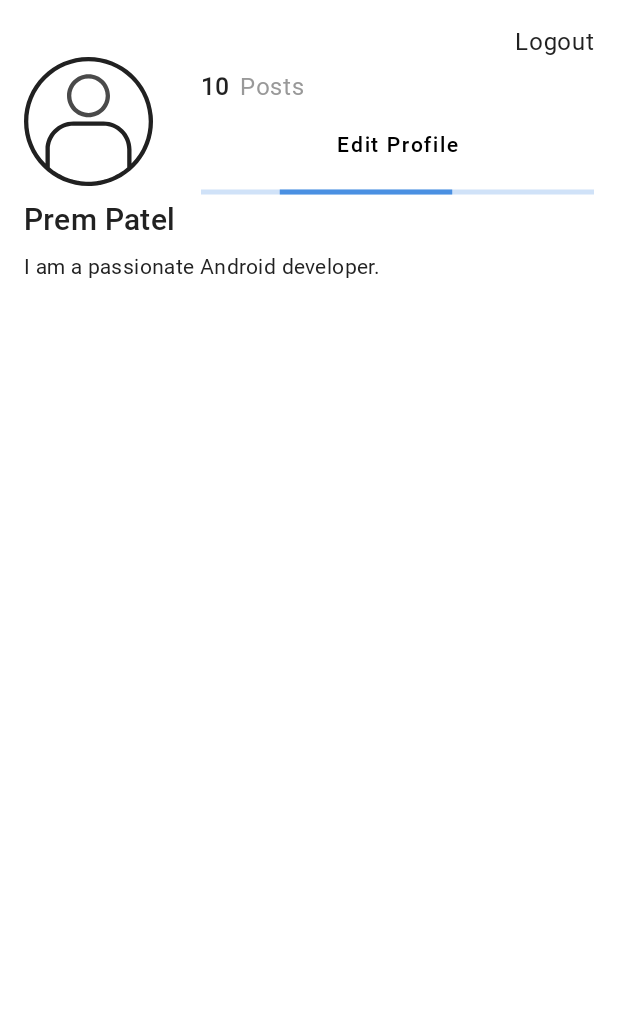
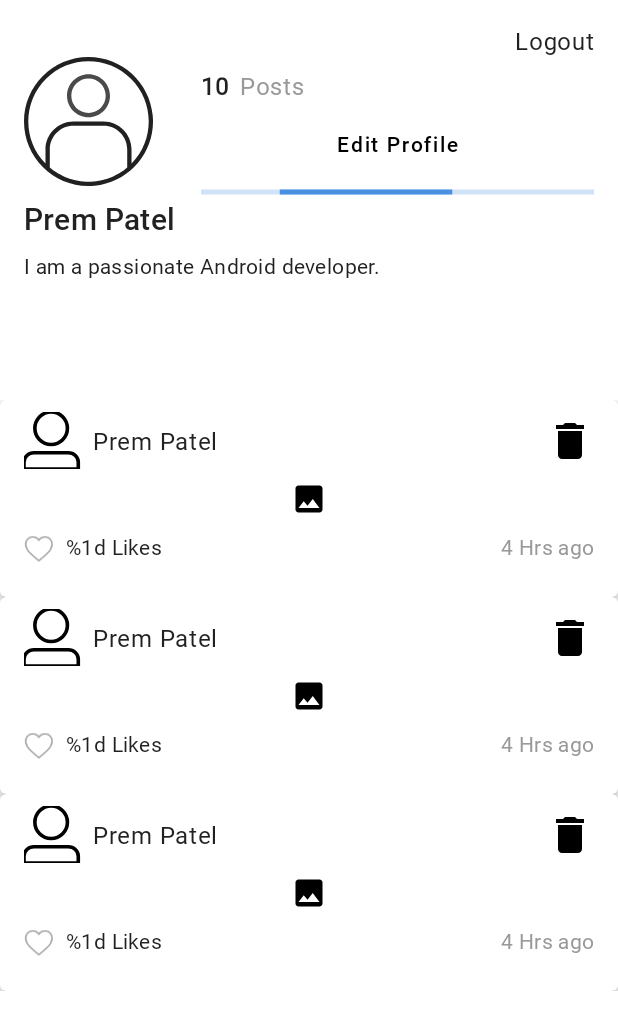
Before and after one commit to pr656d/Instagram-Project, an Android app: the layout fragment_profile.xml on its own in the app's theme, with its tools: preview values and no code run, on a phone screen of 412 x 824 dp. Shown: the top 1030 px of the screen. Run offline under Robolectric (Android 15) with nearby library versions, the phone set to English and light mode, and no system bars.

Commit message:
Design part done for my posts

```diff
--- a/app/src/main/java/com/mindorks/bootcamp/instagram/ui/profile/ProfileFragment.kt
+++ b/app/src/main/java/com/mindorks/bootcamp/instagram/ui/profile/ProfileFragment.kt
@@ -129,7 +129,7 @@ class ProfileFragment : BaseFragment<ProfileViewModel>() {
         })
 
         viewModel.bio.observe(this, Observer {
-            tvTagline.text = it
+            tvBio.text = it
         })
 
         viewModel.loggingIn.observe(this, Observer {
--- /dev/null
+++ b/app/src/main/res/drawable/ic_delete.xml
@@ -0,0 +1,9 @@
+<vector xmlns:android="http://schemas.android.com/apk/res/android"
+        android:width="24dp"
+        android:height="24dp"
+        android:viewportWidth="24.0"
+        android:viewportHeight="24.0">
+    <path
+        android:fillColor="#FF000000"
+        android:pathData="M6,19c0,1.1 0.9,2 2,2h8c1.1,0 2,-0.9 2,-2V7H6v12zM19,4h-3.5l-1,-1h-5l-1,1H5v2h14V4z"/>
+</vector>
--- a/app/src/main/res/layout/activity_splash.xml
+++ b/app/src/main/res/layout/activity_splash.xml
@@ -1,12 +1,11 @@
 <?xml version="1.0" encoding="utf-8"?>
-<androidx.constraintlayout.widget.ConstraintLayout xmlns:app="http://schemas.android.com/apk/res-auto"
+<androidx.constraintlayout.widget.ConstraintLayout xmlns:android="http://schemas.android.com/apk/res/android"
+    xmlns:app="http://schemas.android.com/apk/res-auto"
     xmlns:tools="http://schemas.android.com/tools"
-        xmlns:android="http://schemas.android.com/apk/res/android"
-        android:layout_width="match_parent"
-        android:layout_height="match_parent"
-        tools:context=".ui.splash.SplashActivity">
+    android:layout_width="match_parent"
+    android:layout_height="match_parent"
+    tools:context=".ui.splash.SplashActivity">
 
-    <!--TODO: Add the design-->
     <ImageView
         android:id="@+id/imageView2"
         android:layout_width="0dp"
@@ -15,5 +14,6 @@
         app:layout_constraintEnd_toEndOf="parent"
         app:layout_constraintStart_toStartOf="parent"
         app:layout_constraintTop_toTopOf="parent"
-        app:srcCompat="@drawable/instagram_logo" />
+        app:srcCompat="@drawable/instagram_logo"
+        tools:ignore="ContentDescription" />
 </androidx.constraintlayout.widget.ConstraintLayout>
--- a/app/src/main/res/layout/fragment_profile.xml
+++ b/app/src/main/res/layout/fragment_profile.xml
@@ -80,15 +80,16 @@
         app:layout_constraintTop_toTopOf="@+id/tvPostCount" />
 
     <TextView
-        android:id="@+id/tvTagline"
+        android:id="@+id/tvBio"
         style="@style/AppTheme.Body2"
         android:layout_width="0dp"
         android:layout_height="wrap_content"
+        android:lines="5"
         android:layout_marginTop="8dp"
         app:layout_constraintEnd_toEndOf="@+id/tvLogout"
         app:layout_constraintStart_toStartOf="@+id/ivProfile"
         app:layout_constraintTop_toBottomOf="@+id/tvName"
-        tools:text="I am a passionate Android developer."/>
+        tools:text="I am a passionate Android developer." />
 
     <ProgressBar
         android:id="@+id/pb_loading"
@@ -101,4 +102,15 @@
         app:layout_constraintStart_toStartOf="@+id/btnEditProfile"
         app:layout_constraintTop_toBottomOf="@+id/btnEditProfile" />
 
+
+        <androidx.recyclerview.widget.RecyclerView
+            android:id="@+id/rvPosts"
+            android:layout_width="match_parent"
+            android:layout_height="0dp"
+            android:layout_marginTop="16dp"
+            app:layout_constraintStart_toStartOf="@+id/tvBio"
+            app:layout_constraintEnd_toEndOf="@+id/tvBio"
+            app:layout_constraintTop_toBottomOf="@+id/tvBio"
+            tools:listitem="@layout/item_view_mypost"/>
+
 </androidx.constraintlayout.widget.ConstraintLayout>
--- a/app/src/main/res/layout/item_view_dummies.xml
+++ /dev/null
@@ -1,34 +0,0 @@
-<?xml version="1.0" encoding="utf-8"?>
-<com.google.android.material.card.MaterialCardView
-        xmlns:app="http://schemas.android.com/apk/res-auto"
-        xmlns:android="http://schemas.android.com/apk/res/android"
-        xmlns:tools="http://schemas.android.com/tools"
-        android:layout_width="match_parent"
-        android:layout_height="wrap_content"
-        app:cardUseCompatPadding="true">
-
-    <androidx.constraintlayout.widget.ConstraintLayout
-            android:layout_width="match_parent"
-            android:layout_height="match_parent">
-
-        <TextView
-                style="@style/AppTheme.Headline5"
-                android:layout_width="match_parent"
-                android:layout_height="wrap_content"
-                tools:text="Test Heading"
-                android:id="@+id/tv_head_line_dummy"
-                android:padding="10dp"
-                app:layout_constraintTop_toTopOf="parent"
-                app:layout_constraintStart_toStartOf="parent"
-                app:layout_constraintEnd_toEndOf="parent"/>
-
-        <ImageView
-                android:id="@+id/iv_dummy"
-                android:layout_width="match_parent"
-                android:layout_height="300dp"
-                android:scaleType="centerCrop"
-                app:layout_constraintTop_toBottomOf="@+id/tv_head_line_dummy"
-                tools:ignore="ContentDescription"/>
-
-    </androidx.constraintlayout.widget.ConstraintLayout>
-</com.google.android.material.card.MaterialCardView>
--- /dev/null
+++ b/app/src/main/res/layout/item_view_mypost.xml
@@ -0,0 +1,102 @@
+<?xml version="1.0" encoding="utf-8"?>
+<com.google.android.material.card.MaterialCardView xmlns:android="http://schemas.android.com/apk/res/android"
+    xmlns:app="http://schemas.android.com/apk/res-auto"
+    xmlns:tools="http://schemas.android.com/tools"
+    android:layout_width="match_parent"
+    android:layout_height="wrap_content"
+    app:cardElevation="4dp"
+    app:cardUseCompatPadding="false">
+
+    <androidx.constraintlayout.widget.ConstraintLayout
+        android:layout_width="match_parent"
+        android:layout_height="match_parent"
+        android:paddingTop="8dp"
+        android:paddingBottom="16dp">
+
+        <TextView
+            android:id="@+id/tvName"
+            style="@style/AppTheme.Body1"
+            android:layout_width="0dp"
+            android:layout_height="38dp"
+            android:layout_marginStart="8dp"
+            android:ellipsize="end"
+            android:gravity="center_vertical"
+            android:lines="1"
+            app:layout_constraintEnd_toStartOf="@+id/ivDelete"
+            app:layout_constraintStart_toEndOf="@+id/ivProfile"
+            app:layout_constraintTop_toTopOf="parent"
+            tools:text="Prem Patel" />
+
+        <ImageView
+            android:id="@+id/ivDelete"
+            android:layout_width="32dp"
+            android:layout_height="32dp"
+            android:layout_marginStart="16dp"
+            android:layout_marginEnd="16dp"
+            android:src="@drawable/ic_delete"
+            app:layout_constraintStart_toEndOf="@+id/tvName"
+            app:layout_constraintTop_toTopOf="@+id/ivProfile"
+            app:layout_constraintBottom_toBottomOf="@+id/ivProfile"
+            app:layout_constraintEnd_toEndOf="parent"
+            tools:ignore="ContentDescription" />
+
+        <ImageView
+            android:id="@+id/ivProfile"
+            android:layout_width="38dp"
+            android:layout_height="38dp"
+            android:layout_marginStart="16dp"
+            android:scaleType="centerCrop"
+            app:layout_constraintStart_toStartOf="parent"
+            app:layout_constraintTop_toTopOf="parent"
+            tools:ignore="ContentDescription"
+            tools:src="@drawable/selector_profile" />
+
+        <ImageView
+            android:id="@+id/ivPost"
+            android:layout_width="match_parent"
+            android:layout_height="wrap_content"
+            android:layout_marginTop="8dp"
+            android:scaleType="center"
+            app:layout_constraintEnd_toEndOf="parent"
+            app:layout_constraintStart_toStartOf="parent"
+            app:layout_constraintTop_toBottomOf="@+id/tvName"
+            tools:ignore="ContentDescription"
+            tools:src="@drawable/ic_photo" />
+
+        <ImageView
+            android:id="@+id/ivLike"
+            android:layout_width="32dp"
+            android:layout_height="32dp"
+            android:layout_marginStart="10dp"
+            android:layout_marginTop="5dp"
+            android:padding="6dp"
+            app:layout_constraintStart_toStartOf="parent"
+            app:layout_constraintTop_toBottomOf="@+id/ivPost"
+            tools:ignore="ContentDescription"
+            tools:src="@drawable/ic_heart_unselected" />
+
+        <TextView
+            android:id="@+id/tvLikesCount"
+            style="@style/AppTheme.Body2"
+            android:layout_width="wrap_content"
+            android:layout_height="wrap_content"
+            android:layout_marginStart="2dp"
+            android:layout_marginTop="10dp"
+            app:layout_constraintStart_toEndOf="@+id/ivLike"
+            app:layout_constraintTop_toBottomOf="@+id/ivPost"
+            tools:text="@string/post_like_label" />
+
+        <TextView
+            android:id="@+id/tvTime"
+            style="@style/AppTheme.Body2"
+            android:layout_width="wrap_content"
+            android:layout_height="wrap_content"
+            android:layout_marginTop="10dp"
+            android:layout_marginEnd="16dp"
+            android:textColor="@color/grey"
+            app:layout_constraintEnd_toEndOf="parent"
+            app:layout_constraintTop_toBottomOf="@+id/ivPost"
+            tools:text="4 Hrs ago" />
+
+    </androidx.constraintlayout.widget.ConstraintLayout>
+</com.google.android.material.card.MaterialCardView>
--- a/app/src/main/res/values/styles.xml
+++ b/app/src/main/res/values/styles.xml
@@ -48,6 +48,7 @@
         <item name="colorPrimaryDark">@color/colorPrimaryDark</item>
         <item name="colorSecondary">@color/colorSecondary</item>
         <item name="colorAccent">@color/colorAccent</item>
+        <item name="android:windowBackground">@color/white</item>
         <item name="android:fontFamily">@font/roboto_regular</item>
         <item name="fontFamily">@font/roboto_regular</item>
         <item name="android:textColor">@color/black</item>
```
Also changed, not shown: 1 other file.
